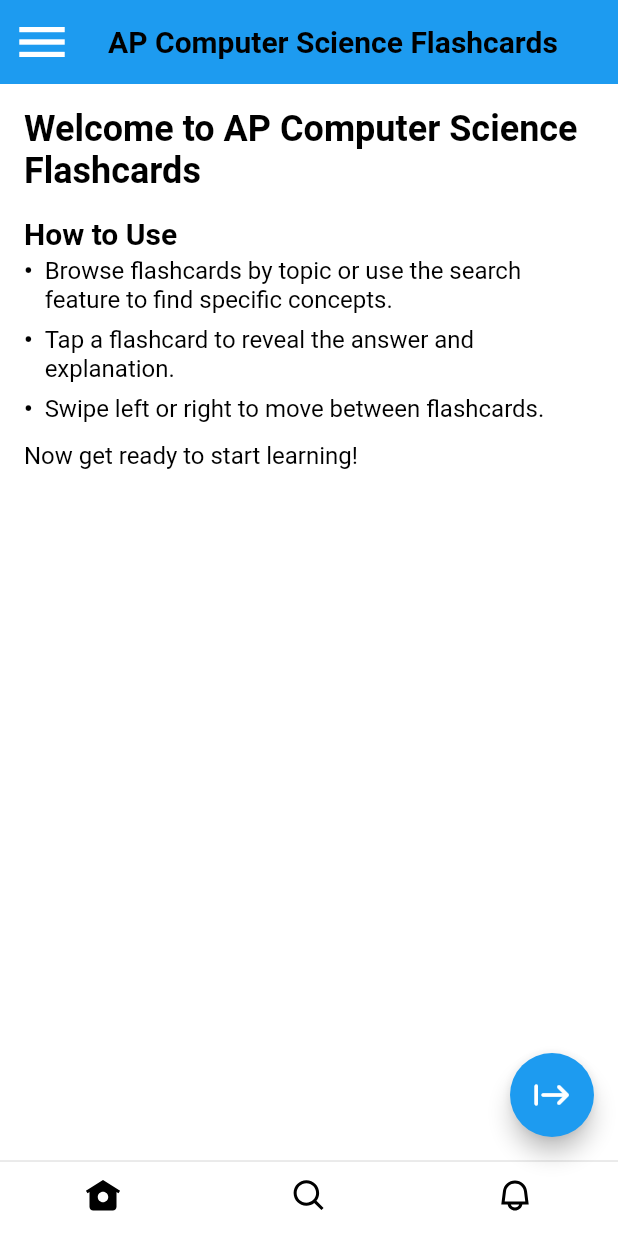
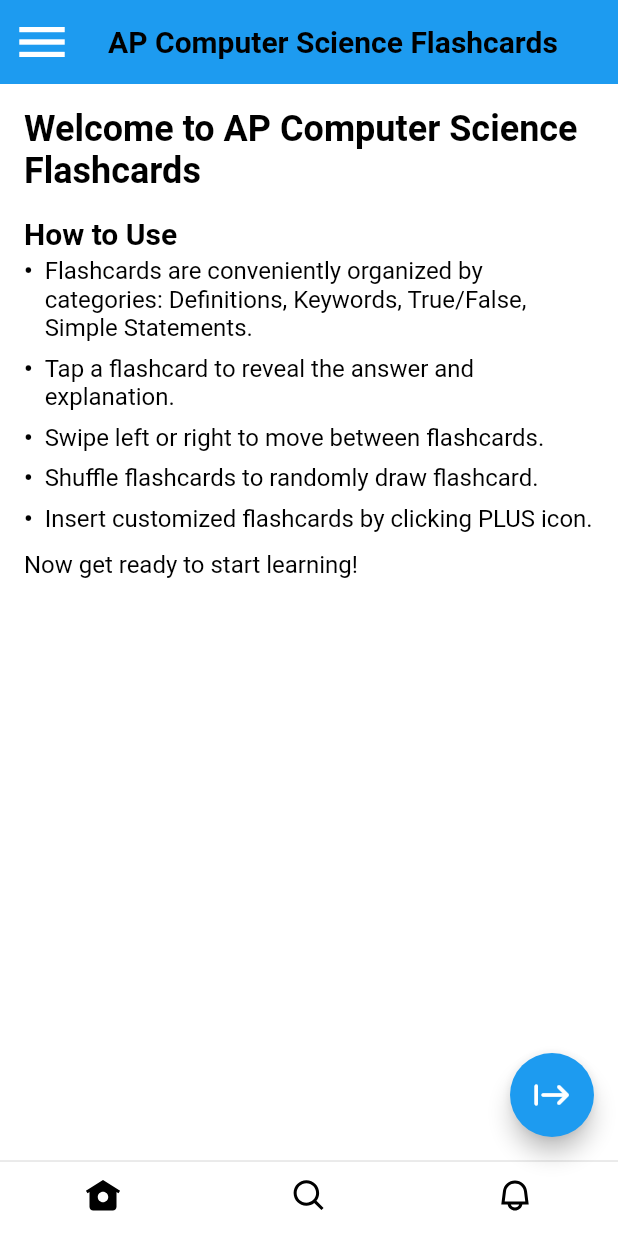
Before and after one commit to jessiekm/ace_flash, a Flutter app: the HomeView screen opened directly, on a phone screen of 412 x 824 dp. Run offline on Flutter 3.47's test engine with Material 2 defaults, Android fonts, the light colour scheme and no system bars; our stand-ins replace appwrite, either_dart, flip_card, flutter_riverpod, flutter_svg; network calls fail.

Commit message:
Enhance intro page

```diff
--- a/lib/features/flash/views/add_flashcard.dart
+++ b/lib/features/flash/views/add_flashcard.dart
@@ -57,7 +57,7 @@ class _AddQuestionAnswerPageState extends ConsumerState<AddQuestionAnswerPage> {
               children: [
                 AuthField(
                   controller: catalogController,
-                  hintText: 'Catalog',
+                  hintText: 'Category',
                 ),
                 const SizedBox(height: 25),
                 MultiLineAuthField(
--- a/lib/features/home/widgets/intro_page.dart
+++ b/lib/features/home/widgets/intro_page.dart
@@ -12,10 +12,13 @@ class IntroPage extends StatelessWidget {
         SectionHeading(text: 'How to Use'),
         BulletPoint(
             text:
-                'Browse flashcards by topic or use the search feature to find specific concepts.'),
+                'Flashcards are conveniently organized by categories: Definitions, Keywords, True/False, Simple Statements.'),
         BulletPoint(
             text: 'Tap a flashcard to reveal the answer and explanation.'),
         BulletPoint(text: 'Swipe left or right to move between flashcards.'),
+        BulletPoint(text: 'Shuffle flashcards to randomly draw flashcard.'),
+        BulletPoint(
+            text: 'Insert customized flashcards by clicking PLUS icon.'),
         TextParagraph(
           text: 'Now get ready to start learning!',
         ),
```
Also changed, not shown: 1 other file.
